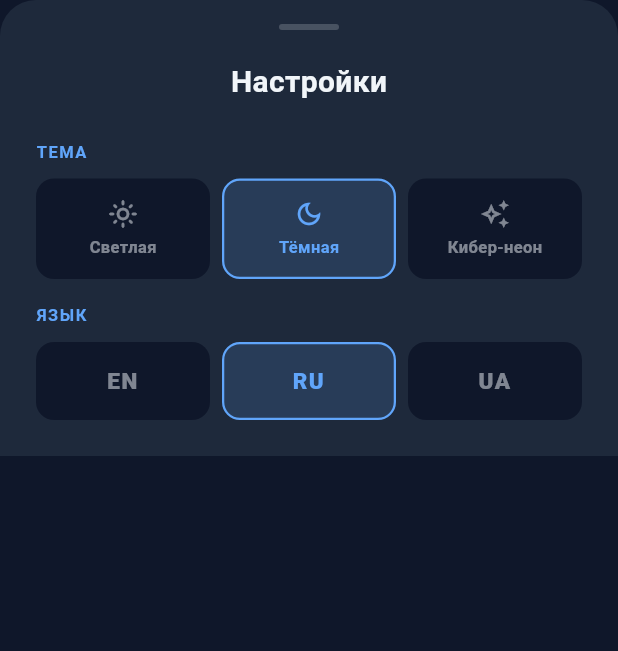
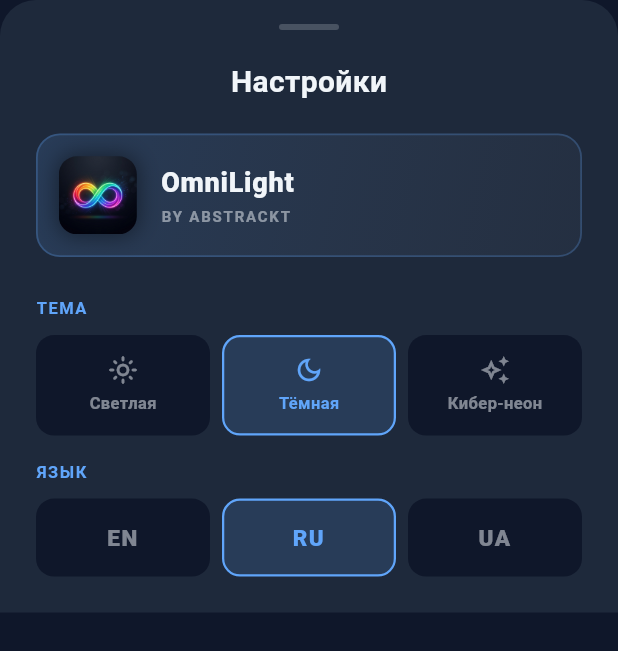
Before and after one commit to abstracktyt/OmniLight, a Flutter app: the _SettingsSheet widget shown alone on an empty page, opened directly, after a tap on "RU", on a phone screen of 412 x 824 dp. Shown: the top 651 px of the screen. Run offline on Flutter 3.47's test engine with Material 3 defaults, Android fonts, the phone set to English and light mode, and no system bars; our stand-ins replace flutter_blue_plus, flutter_colorpicker, shared_preferences; accounts and stored records are empty.

Commit message:
feat: Add custom generated logo and display it in main screen header and settings sheet with glowing card backgrounds

```diff
--- a/lib/screens/main_screen.dart
+++ b/lib/screens/main_screen.dart
@@ -373,10 +373,12 @@ class _MainScreenState extends State<MainScreen> with TickerProviderStateMixin {
                     ]
                   : [],
             ),
-            child: const Icon(
-              Icons.light_mode_rounded,
-              color: Colors.white,
-              size: 24,
+            child: ClipRRect(
+              borderRadius: BorderRadius.circular(12),
+              child: Image.asset(
+                'assets/images/logo.png',
+                fit: BoxFit.cover,
+              ),
             ),
           ),
 
@@ -1355,7 +1357,82 @@ class _SettingsSheet extends StatelessWidget {
                 ),
               ),
 
-              const SizedBox(height: 24),
+              const SizedBox(height: 12),
+
+              // Брендированный блок
+              Container(
+                margin: const EdgeInsets.symmetric(vertical: 8),
+                padding: const EdgeInsets.all(14),
+                decoration: BoxDecoration(
+                  gradient: LinearGradient(
+                    colors: [
+                      themeData.accentPrimary.withValues(alpha: 0.15),
+                      themeData.accentSecondary.withValues(alpha: 0.05),
+                    ],
+                    begin: Alignment.topLeft,
+                    end: Alignment.bottomRight,
+                  ),
+                  borderRadius: BorderRadius.circular(16),
+                  border: Border.all(
+                    color: themeData.accentPrimary.withValues(alpha: 0.25),
+                    width: 1.2,
+                  ),
+                ),
+                child: Row(
+                  children: [
+                    Container(
+                      width: 52,
+                      height: 52,
+                      decoration: BoxDecoration(
+                        borderRadius: BorderRadius.circular(12),
+                        boxShadow: [
+                          BoxShadow(
+                            color: themeData.glowColor.withValues(alpha: 0.45),
+                            blurRadius: 12,
+                            spreadRadius: 1,
+                          ),
+                        ],
+                      ),
+                      child: ClipRRect(
+                        borderRadius: BorderRadius.circular(12),
+                        child: Image.asset(
+                          'assets/images/logo.png',
+                          fit: BoxFit.cover,
+                        ),
+                      ),
+                    ),
+                    const SizedBox(width: 16),
+                    Expanded(
+                      child: Column(
+                        crossAxisAlignment: CrossAxisAlignment.start,
+                        children: [
+                          Text(
+                            'OmniLight',
+                            style: TextStyle(
+                              fontSize: 18,
+                              fontWeight: FontWeight.w800,
+                              color: themeData.themeData.colorScheme.onSurface,
+                              letterSpacing: 0.5,
+                            ),
+                          ),
+                          const SizedBox(height: 2),
+                          Text(
+                            'BY ABSTRACKT',
+                            style: TextStyle(
+                              fontSize: 10,
+                              fontWeight: FontWeight.w700,
+                              color: themeData.themeData.colorScheme.onSurface.withValues(alpha: 0.5),
+                              letterSpacing: 1.2,
+                            ),
+                          ),
+                        ],
+                      ),
+                    ),
+                  ],
+                ),
+              ),
+
+              const SizedBox(height: 18),
 
               // ── Выбор темы ──
               _SettingsSection(
```
Also changed, not shown: assets/images/logo.png (added).
